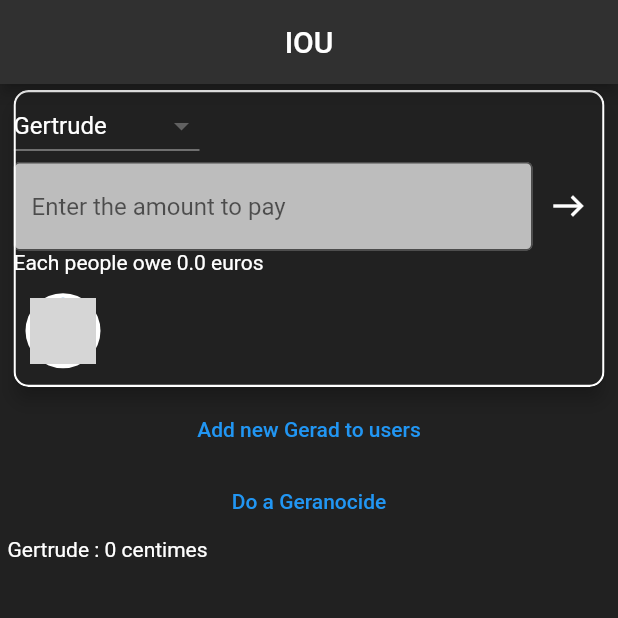
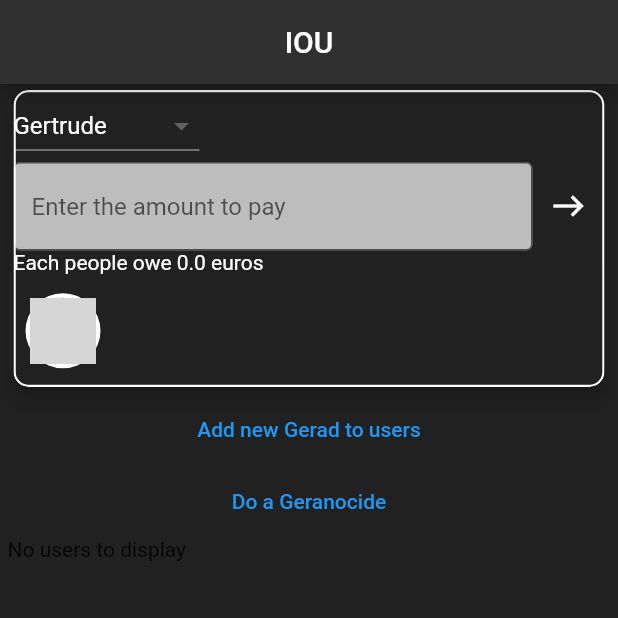
Before and after one commit to braimbau/IOU, a Flutter app: the screen it shows after launch, on a phone screen of 412 x 824 dp, the top half of it. Run offline on Flutter 3.47's test engine with Material 2 defaults, Android fonts, the light colour scheme and no system bars; our stand-ins replace cloud_firestore, firebase_core; accounts and stored records are empty; network calls fail; grey boxes are pictures that could not be loaded.

Commit message:
real time balance list

```diff
--- a/lib/main.dart
+++ b/lib/main.dart
@@ -1,3 +1,4 @@
+import 'package:cloud_firestore/cloud_firestore.dart';
 import 'package:flutter/cupertino.dart';
 import 'package:flutter/material.dart';
 import 'package:firebase_core/firebase_core.dart';
@@ -255,6 +256,7 @@ Widget mainPage(BuildContext context){
                     int i = 500 + userList.length;
                     String name = "Gerard " + i.toString();
                     userList.add(User(name, "https://loremflickr.com/$i/$i"));
+                    createUser(name);
                     userNameList.add(name);
                     _dropdownMenuItems = buildDropDownMenuItems(userList);
                   });
@@ -272,16 +274,7 @@ Widget mainPage(BuildContext context){
                 child: Text("Do a Geranocide")),
             SizedBox(
               height: 200,
-              child : ListView.builder(
-                scrollDirection: Axis.vertical,
-                itemCount: userList.length,
-                itemBuilder: (BuildContext context, int index)
-                {
-                  String name = userList[index]._name;
-                  int balance = userList[index]._balance;
-                  return Text("$name : $balance centimes", style: TextStyle(color : (balance == 0) ? Colors.white : (balance > 0) ? Colors.green : Colors.red));
-                },
-              ),
+              child : BalanceList(),
             ),
           ],
         ),
@@ -313,3 +306,45 @@ Widget mainPage(BuildContext context){
       );
   }
 }
+
+class BalanceList extends StatelessWidget {
+  @override
+  Widget build(BuildContext context) {
+
+    return StreamBuilder(
+      stream: FirebaseFirestore.instance.collection("users").snapshots(),
+      builder: (context, snapshot) {
+        if (snapshot.hasError) {
+          return Text('Something went wrong');
+        }
+
+        if (snapshot.connectionState == ConnectionState.waiting) {
+          return Text("Loading");
+        }
+
+        if (snapshot.data.docs.length == 0)
+          return Text("No users to display");
+
+        return new ListView.builder(
+          itemCount: snapshot.data.docs.length,
+          scrollDirection: Axis.vertical,
+          itemBuilder: (context, index)
+          {
+            String name = snapshot.data.docs[index]['name'];
+            int balance = snapshot.data.docs[index]['balance'];
+            return Text("$name : $balance centimes", style: TextStyle(color : (balance == 0) ? Colors.white : (balance > 0) ? Colors.green : Colors.red));
+          },
+
+        );
+
+
+      },
+    );
+  }
+}
+
+Future<void> createUser(String name) async
+{
+  CollectionReference ref = FirebaseFirestore.instance.collection('users');
+  ref.doc(name).set({'name': name, 'balance': 0});
+}
```
